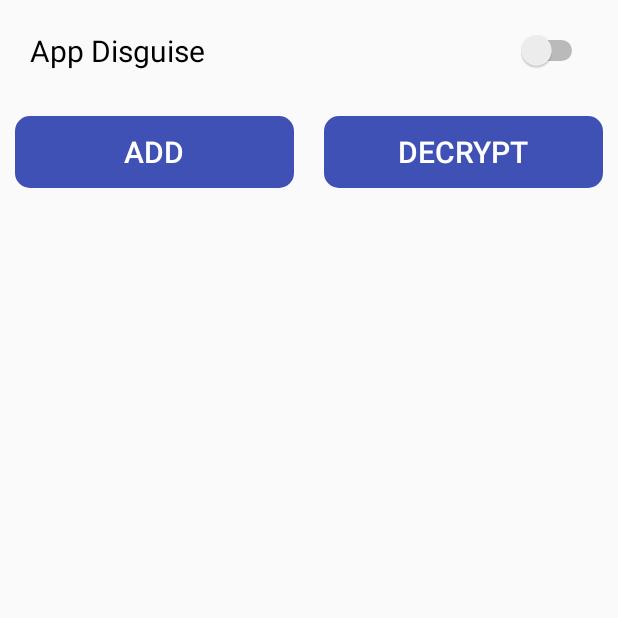
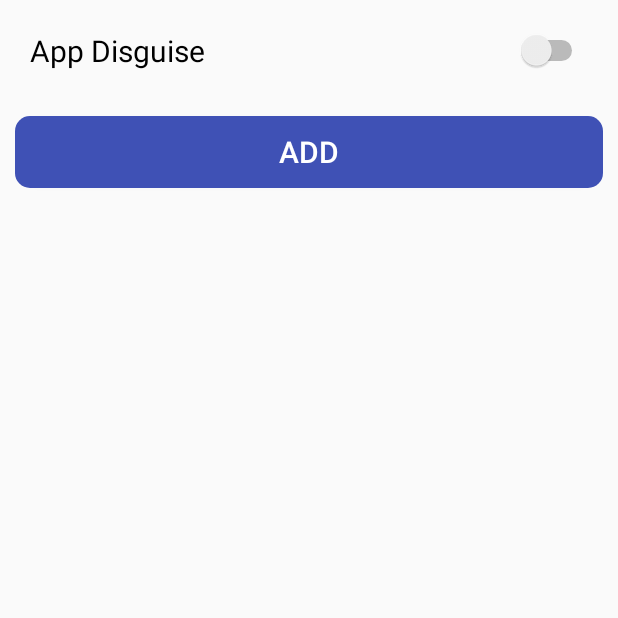
Before and after one commit to FutureGadget/GalleryDisguise, an Android app: the screen it shows after launch (HomeScreenActivity), on a phone screen of 412 x 824 dp, the top half of it. Run offline under Robolectric (Android 15) with nearby library versions, the phone set to English and light mode, and no system bars.

Commit message:
HomeScreenActivity modified. (UI)

```diff
--- a/app/src/main/java/com/jikheejo/ku/gallarydisguise/DirectoryListActivity.java
+++ b/app/src/main/java/com/jikheejo/ku/gallarydisguise/DirectoryListActivity.java
@@ -174,7 +174,6 @@ public class DirectoryListActivity extends AppCompatActivity {
                 e.printStackTrace();
             }
         }
-
     }
 
     //서버에서 이미지 다운
@@ -194,7 +193,7 @@ public class DirectoryListActivity extends AppCompatActivity {
 
             for(int i = 1; i <= numFIles; i++){
                 int tmi = (i%30) + orifico;
-                String tmpurl  =  url + tagname+"/"+tmi+".jpg";
+                String tmpurl = url + tagname+"/"+tmi+".jpg";
                 try {
                     in = new java.net.URL(tmpurl).openStream();
                     mBitmap = BitmapFactory.decodeStream(in);
@@ -224,7 +223,7 @@ public class DirectoryListActivity extends AppCompatActivity {
         //파일 경로 생성
         String sdcard = Environment.getExternalStorageState();
         File file = null;
-        if ( !sdcard.equals(Environment.MEDIA_MOUNTED)) {
+        if (!sdcard.equals(Environment.MEDIA_MOUNTED)) {
             // SD카드가 마운트되어있지 않음
             file = Environment.getRootDirectory();
         } else {
--- a/app/src/main/res/layout/home_screen.xml
+++ b/app/src/main/res/layout/home_screen.xml
@@ -12,17 +12,6 @@
         android:layout_width="match_parent"
         android:layout_height="match_parent"
         android:orientation="vertical">
-        <!--<ToggleButton
-            android:id="@+id/app_Disguise"
-            android:layout_width="wrap_content"
-            android:layout_height="wrap_content"
-            android:gravity="center"
-            android:textOff="OFF"
-            android:textOn="ON"
-            android:layout_gravity="end"
-            android:layout_weight="0.01"
-            android:background="@android:color/holo_orange_light"
-            />-->
 
         <Switch
             android:text="App Disguise"
@@ -54,24 +43,17 @@
                 android:textSize="20sp"
                 android:background="@drawable/buttonshape"
                 android:layout_margin="10dp"/>
-            <Button
-                android:layout_width="match_parent"
-                android:layout_height="wrap_content"
-                android:id="@+id/decryptButton"
-                android:text="decrypt"
-                android:layout_weight="0.5"
-                android:textColor="#FFFFFF"
-                android:textSize="20sp"
-                android:background="@drawable/buttonshape"
-                android:layout_margin="10dp"
-                />
+            <!--<Button-->
+                <!--android:layout_width="match_parent"-->
+                <!--android:layout_height="wrap_content"-->
+                <!--android:id="@+id/decryptButton"-->
+                <!--android:text="delete"-->
+                <!--android:layout_weight="0.5"-->
+                <!--android:textColor="#FFFFFF"-->
+                <!--android:textSize="20sp"-->
+                <!--android:background="@drawable/buttonshape"-->
+                <!--android:layout_margin="10dp"-->
+                <!--/>-->
         </LinearLayout>
-
     </LinearLayout>
-
-
-
-
-
-
 </LinearLayout>
```
Also changed, not shown: app/src/main/java/com/jikheejo/ku/gallarydisguise/HomeScreenActivity.java (+76 -78 lines), app/src/main/res/layout/app_disguise.xml (deleted, +0 -8 lines), app/src/main/res/layout/list_item.xml (+13 -6 lines), app/src/main/res/drawable/ic_autorenew_black_24dp.png (added), app/src/main/res/drawable/ic_delete_black_24dp.png (added).
